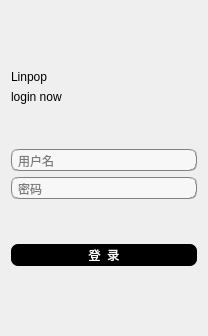
First picture: the form in Qt-IM/login.ui, repository XiaoZheng2003/BIT-QT-IM, before the edit.
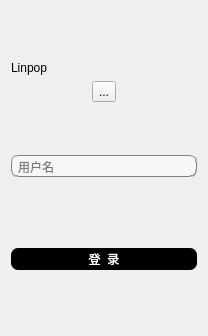
Second picture: the form after the edit. Icons and pictures are not drawn.

Patch:
```diff
--- a/Qt-IM/login.ui
+++ b/Qt-IM/login.ui
@@ -25,7 +25,7 @@
      <property name="sizeHint" stdset="0">
       <size>
        <width>20</width>
-       <height>80</height>
+       <height>50</height>
       </size>
      </property>
     </spacer>
@@ -46,13 +46,23 @@
      </property>
     </widget>
    </item>
-   <item>
-    <widget class="QLabel" name="label">
+   <item alignment="Qt::AlignHCenter">
+    <widget class="QToolButton" name="pic">
      <property name="styleSheet">
-      <string notr="true">font: 57 11pt &quot;Ubuntu&quot;;</string>
+      <string notr="true"/>
      </property>
      <property name="text">
-      <string>login now</string>
+      <string>...</string>
+     </property>
+     <property name="icon">
+      <iconset>
+       <normaloff>res/avatar.jpg</normaloff>res/avatar.jpg</iconset>
+     </property>
+     <property name="iconSize">
+      <size>
+       <width>48</width>
+       <height>48</height>
+      </size>
      </property>
     </widget>
    </item>
@@ -64,7 +74,7 @@
      <property name="sizeHint" stdset="0">
       <size>
        <width>20</width>
-       <height>60</height>
+       <height>40</height>
       </size>
      </property>
     </spacer>
@@ -85,22 +95,6 @@
      </property>
     </widget>
    </item>
-   <item>
-    <widget class="QLineEdit" name="password">
-     <property name="styleSheet">
-      <string notr="true">background-color: rgb(247, 247, 247);
-border:1px groove gray;border-radius:
-7px;padding:2px 4px;
-font: 10pt &quot;Candara&quot;;</string>
-     </property>
-     <property name="echoMode">
-      <enum>QLineEdit::Password</enum>
-     </property>
-     <property name="placeholderText">
-      <string>密码</string>
-     </property>
-    </widget>
-   </item>
    <item>
     <spacer name="verticalSpacer_4">
      <property name="orientation">
@@ -109,7 +103,7 @@
      <property name="sizeHint" stdset="0">
       <size>
        <width>20</width>
-       <height>60</height>
+       <height>65</height>
       </size>
      </property>
     </spacer>
@@ -137,7 +131,7 @@
      <property name="sizeHint" stdset="0">
       <size>
        <width>20</width>
-       <height>80</height>
+       <height>55</height>
       </size>
      </property>
     </spacer>
```
Left out of the diff: 3 changed lines with no effect on the pictures.
